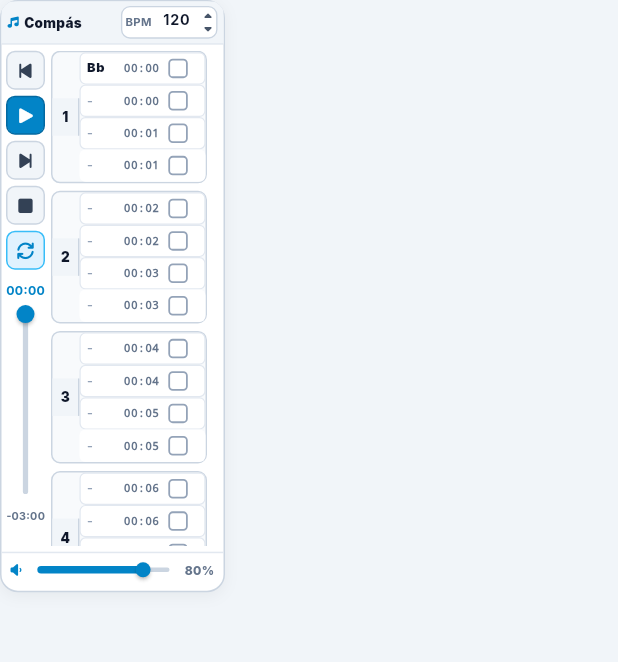
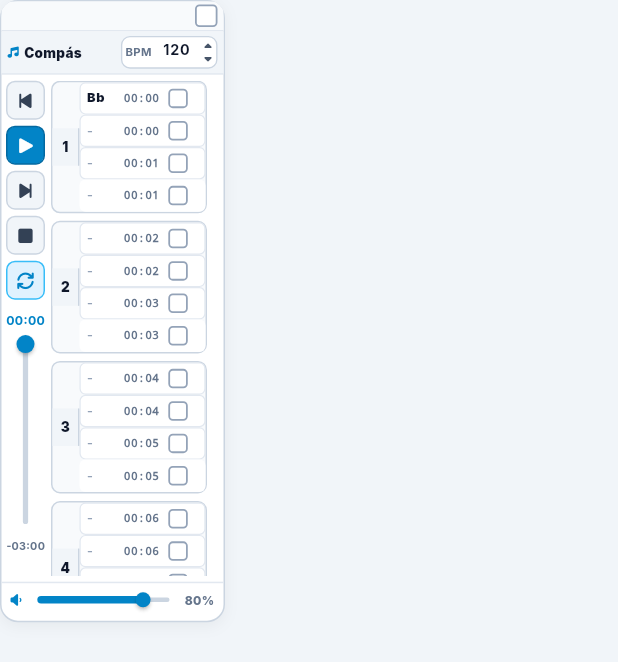
Before and after one commit to vfcpdev/AppCordeon, a Flutter app: the MeasureGridWidget widget shown alone on an empty page, opened directly, on a phone screen of 412 x 824 dp. Shown: the top 662 px of the screen. Run offline on Flutter 3.47's test engine with Material 3 defaults, Android fonts, the phone set to English and light mode, and no system bars; our stand-ins replace file_picker, flutter_riverpod, font_awesome_flutter, google_fonts, web; missing offline and left inert: dart:js_interop.

Commit message:
feat: initialize Flutter project with core dependencies, UI widgets, and configurations

```diff
--- a/acordeon_flutter/lib/presentation/widgets/measure_grid_widget.dart
+++ b/acordeon_flutter/lib/presentation/widgets/measure_grid_widget.dart
@@ -22,6 +22,9 @@ class MeasureGridWidget extends ConsumerWidget {
     final isPrimary = accordionNumber == 1;
 
     final bpm = state.audioReport?.bpm ?? 120;
+    final totalBeats = state.measures.length * 4;
+    final allMarked = totalBeats > 0 && state.markedBeats.length == totalBeats;
+    final hasMarks = state.markedBeats.isNotEmpty;
 
     return Container(
       width: width ?? (isPrimary ? 104.5 : 82.5),
@@ -42,6 +45,43 @@ class MeasureGridWidget extends ConsumerWidget {
         mainAxisSize: MainAxisSize.min,
         crossAxisAlignment: CrossAxisAlignment.stretch,
         children: [
+          // Minibarra superior: selección masiva de checkboxes y borrado de acordes
+          if (isPrimary)
+            Container(
+              padding: const EdgeInsets.fromLTRB(4, 2, 4, 2),
+              decoration: const BoxDecoration(
+                color: Color(0xFFF8FAFC),
+                border: Border(bottom: BorderSide(color: Color(0xFFE2E8F0))),
+              ),
+              child: Column(
+                mainAxisSize: MainAxisSize.min,
+                crossAxisAlignment: CrossAxisAlignment.end,
+                children: [
+                  // Botón cuadrado rojo de borrado: aparece sobre el botón de
+                  // selección cuando hay checkboxes marcados
+                  if (hasMarks) ...[
+                    _DeleteAllChordsButton(
+                      onTap: () {
+                        notifier.deleteAllGridChords();
+                        ScaffoldMessenger.of(context).showSnackBar(
+                          const SnackBar(
+                            content: Text(
+                              'Acordes borrados de la cuadrícula.',
+                            ),
+                            duration: Duration(seconds: 2),
+                          ),
+                        );
+                      },
+                    ),
+                    const SizedBox(height: 2),
+                  ],
+                  _SelectAllBeatsButton(
+                    allMarked: allMarked,
+                    onTap: notifier.toggleAllBeatMarks,
+                  ),
+                ],
+              ),
+            ),
           // Cabecera: Título "Compás" + Control de BPM editable con Subir / Bajar
           Container(
             padding: const EdgeInsets.symmetric(horizontal: 4, vertical: 3),
@@ -1366,3 +1406,91 @@ class _BeatMarkCheckbox extends StatelessWidget {
     );
   }
 }
+
+/// Botón cuadrado de la minibarra que marca o desmarca todos los checkboxes
+/// de la cuadrícula del Compás.
+class _SelectAllBeatsButton extends StatelessWidget {
+  final bool allMarked;
+  final VoidCallback onTap;
+
+  const _SelectAllBeatsButton({
+    required this.allMarked,
+    required this.onTap,
+  });
+
+  @override
+  Widget build(BuildContext context) {
+    return Tooltip(
+      message: allMarked ? 'Deseleccionar todos' : 'Seleccionar todos',
+      child: GestureDetector(
+        onTapDown: (_) => onTap(),
+        behavior: HitTestBehavior.opaque,
+        child: Semantics(
+          checked: allMarked,
+          label: 'Seleccionar todos los tiempos',
+          child: Container(
+            width: 15,
+            height: 15,
+            decoration: BoxDecoration(
+              color: allMarked ? const Color(0xFF0284C7) : Colors.white,
+              borderRadius: BorderRadius.circular(3),
+              border: Border.all(
+                color: allMarked
+                    ? const Color(0xFF0369A1)
+                    : const Color(0xFF94A3B8),
+                width: 1.2,
+              ),
+            ),
+            child: allMarked
+                ? const Center(
+                    child: FaIcon(
+                      FontAwesomeIcons.check,
+                      size: 8,
+                      color: Colors.white,
+                    ),
+                  )
+                : null,
+          ),
+        ),
+      ),
+    );
+  }
+}
+
+/// Botón cuadrado rojo con icono de basura de la minibarra: borra todos los
+/// acordes registrados en la cuadrícula del Compás.
+class _DeleteAllChordsButton extends StatelessWidget {
+  final VoidCallback onTap;
+
+  const _DeleteAllChordsButton({required this.onTap});
+
+  @override
+  Widget build(BuildContext context) {
+    return Tooltip(
+      message: 'Borrar todos los acordes',
+      child: GestureDetector(
+        onTapDown: (_) => onTap(),
+        behavior: HitTestBehavior.opaque,
+        child: Container(
+          width: 15,
+          height: 15,
+          decoration: BoxDecoration(
+            color: const Color(0xFFDC2626),
+            borderRadius: BorderRadius.circular(3),
+            border: Border.all(
+              color: const Color(0xFFB91C1C),
+              width: 1.2,
+            ),
+          ),
+          child: const Center(
+            child: FaIcon(
+              FontAwesomeIcons.trash,
+              size: 8,
+              color: Colors.white,
+            ),
+          ),
+        ),
+      ),
+    );
+  }
+}
--- a/acordeon_flutter/pubspec.yaml
+++ b/acordeon_flutter/pubspec.yaml
@@ -33,7 +33,7 @@ dependencies:
 
   # The following adds the Cupertino Icons font to your application.
   # Use with the CupertinoIcons class for iOS style icons.
-  cupertino_icons: ^1.0.8
+  cupertino_icons: ^2.0.0
   flutter_riverpod: ^3.4.3
   font_awesome_flutter: ^11.0.0
   google_fonts: ^8.2.1
```
Also changed, not shown: acordeon_flutter/lib/presentation/controllers/accordion_controller.dart (+21 -0 lines), acordeon_flutter/pubspec.lock, 4 other files.
